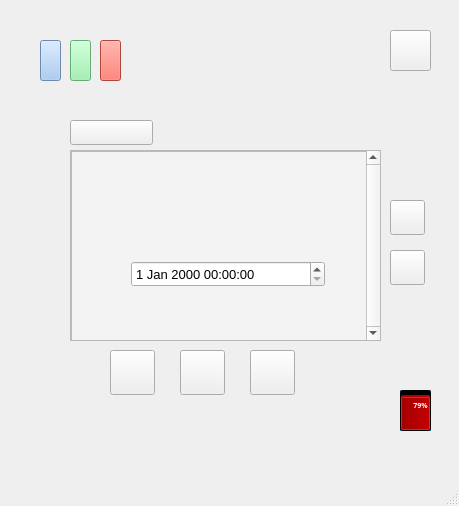
The window that codeWithUI/mainwindow.ui (TLC1301-1020/COMP3004-Team-Project) describes before a commit, drawn with Qt 5.
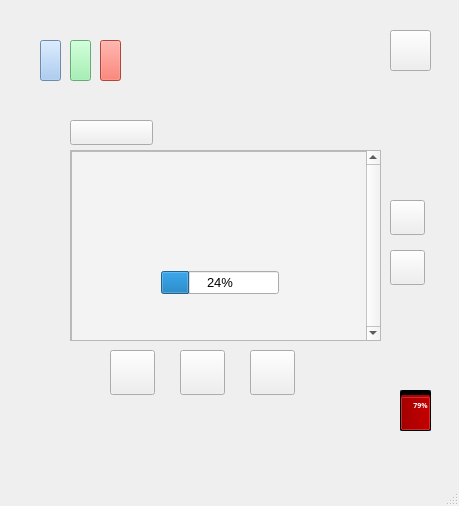
The same window after the commit. Icons and pictures are not drawn.

```diff
--- a/codeWithUI/mainwindow.ui
+++ b/codeWithUI/mainwindow.ui
@@ -315,16 +315,50 @@
        <string notr="true">background-color: rgb(243, 243, 243);</string>
       </property>
      </widget>
-     <widget class="QDateTimeEdit" name="userDateInput">
+     <widget class="QWidget" name="widget" native="true">
       <property name="geometry">
        <rect>
-        <x>60</x>
-        <y>110</y>
-        <width>194</width>
-        <height>26</height>
+        <x>0</x>
+        <y>0</y>
+        <width>291</width>
+        <height>191</height>
        </rect>
       </property>
+      <widget class="QGraphicsView" name="List_View_2">
+       <property name="geometry">
+        <rect>
+         <x>0</x>
+         <y>0</y>
+         <width>291</width>
+         <height>191</height>
+        </rect>
+       </property>
+       <property name="font">
+        <font>
+         <pointsize>10</pointsize>
+        </font>
+       </property>
+       <property name="styleSheet">
+        <string notr="true">background-color: rgb(243, 243, 243);</string>
+       </property>
+      </widget>
      </widget>
+     <widget class="QProgressBar" name="progressBar">
+      <property name="geometry">
+       <rect>
+        <x>90</x>
+        <y>120</y>
+        <width>118</width>
+        <height>23</height>
+       </rect>
+      </property>
+      <property name="value">
+       <number>24</number>
+      </property>
+     </widget>
+     <zorder>widget</zorder>
+     <zorder>List_View</zorder>
+     <zorder>progressBar</zorder>
     </widget>
    </widget>
    <widget class="QProgressBar" name="batteryLevelBar">
```
Left out of the diff: 2 changed lines with no effect on the pictures.
